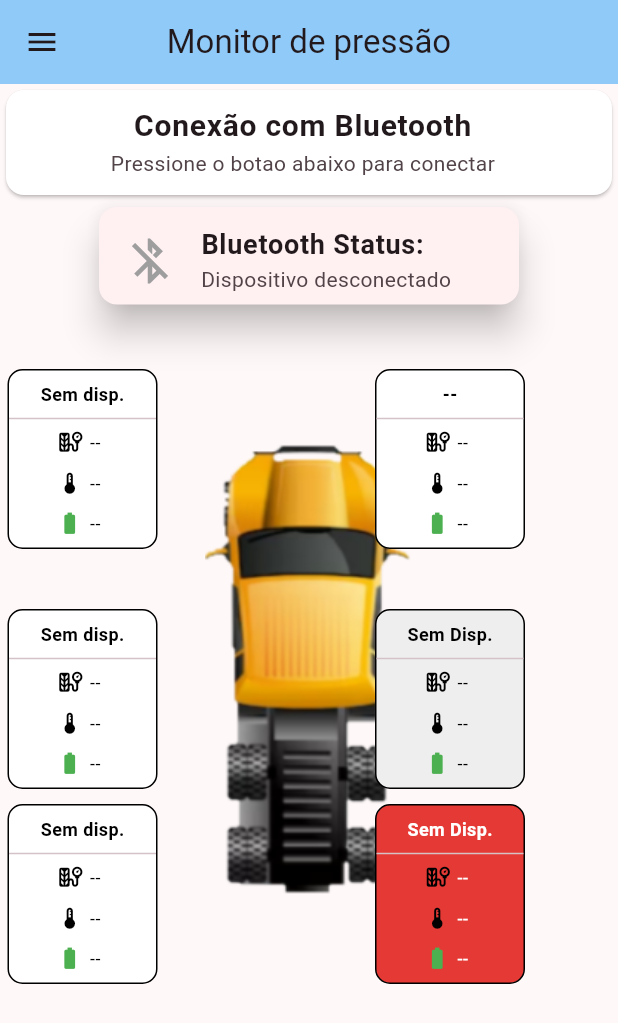
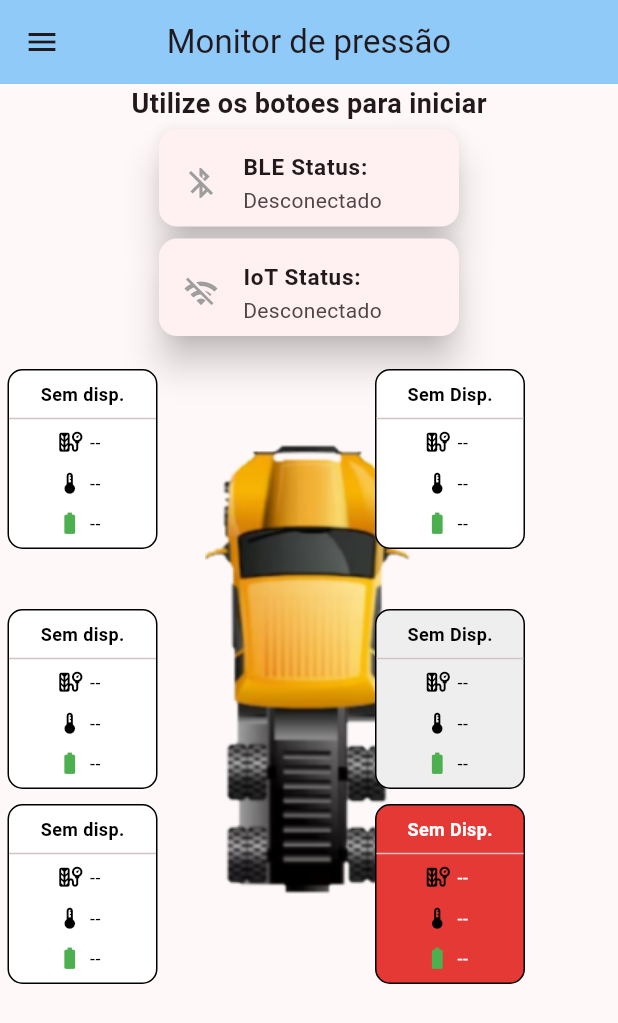
Before and after one commit to vinimelo92/TPMS_App, a Flutter app: the screen it shows after launch, on a phone screen of 412 x 824 dp. Shown: the top 1023 px of the screen. Run offline on Flutter 3.47's test engine with Material 2 defaults, Android fonts, the phone set to English and light mode, and no system bars; our stand-ins replace flutter_blue_plus; missing offline and left inert: mqtt_client.

Commit message:
Adding Mqtt protocol to use  IoT

```diff
--- a/lib/models/sensor.dart
+++ b/lib/models/sensor.dart
@@ -15,7 +15,7 @@ class Sensor {
     var convertedData = data.split(",");
 
     return Sensor(
-        id: 'Sensor_${convertedData[0]}',
+        id: 'sensor_${convertedData[0]}',
         pressureValue: '${convertedData[1]} PSI',
         temperatureValue: '${convertedData[2]} °C',
         battery: '${convertedData[3]} V',
--- a/lib/screens/home_screen.dart
+++ b/lib/screens/home_screen.dart
@@ -4,6 +4,7 @@ import 'package:flutter/material.dart';
 
 import '../models/sensor.dart';
 import '../providers/bluetooth_manager.dart';
+import '../providers/mqtt_manager.dart';
 
 class MyHomePage extends StatefulWidget {
   const MyHomePage({super.key});
@@ -14,17 +15,23 @@ class MyHomePage extends StatefulWidget {
 
 class _MyHomePageState extends State<MyHomePage> {
   Sensor? getSensorInformation(String id) {
-
-    if (bluetoothManager.sensors.isEmpty){
-      return null;
+    if (bluetoothManager.sensors.isNotEmpty) {
+      return bluetoothManager.sensors[id];
     }
 
-    return bluetoothManager.sensors[id];
+    if (mqttManager.sensors.isNotEmpty) {
+      return mqttManager.sensors[id];
+    }
+
+    return null;
   }
 
   @override
   void initState() {
-    bluetoothManager.stream.listen((value) {
+    bluetoothManager.bluetoothStream.listen((value) {
+      setState(() {});
+    });
+    mqttManager.mqttStream.listen((value) {
       setState(() {});
     });
     super.initState();
@@ -70,49 +77,38 @@ class _MyHomePageState extends State<MyHomePage> {
           child: Stack(
             children: <Widget>[
               Container(
+                width: 500,
                 height: 600,
                 child: Column(
                   children: [
-                    Card(
-                        color: Colors.white,
-                        child: SizedBox(
-                          // width: 300,
-                          height: 70,
-                          child: ListTile(
-                              subtitle: Text(
-                                'Pressione o botao abaixo para conectar',
-                                textAlign: TextAlign.center,
-                              ),
-                              title: Text(
-                                'Conexão com Bluetooth',
+                    Text(
+                        'Utilize os botoes para iniciar',
                         style: TextStyle(
-                                    fontSize: 20.0,
-                                    fontWeight: FontWeight.bold),
-                                textAlign: TextAlign.center,
-                              )),
-                        )),
+                            fontSize: 18.0, fontWeight: FontWeight.bold)),
+
                     Card(
                         elevation: 10.0,
                         child: SizedBox(
                           height: 65,
-                      width: 280,
+                          width: 200,
                           child: ListTile(
                             leading: Icon(
                               (bluetoothManager.connectionText) ==
-                                      "Dispositivo Conectado" ||
+                                          "Conectado" ||
                                       (bluetoothManager.bIsConnected)
                                   ? Icons.bluetooth_connected
                                   : Icons.bluetooth_disabled,
                               color: (bluetoothManager.connectionText) ==
-                                      "Dispositivo Conectado" ||
+                                          "Conectado" ||
                                       (bluetoothManager.bIsConnected)
                                   ? Colors.blue
                                   : Colors.grey,
-                          size: 36.0,
+                              size: 24.0,
                             ),
-                        title: Text('Bluetooth Status:',
+                            title: Text('BLE Status:',
                                 style: TextStyle(
-                                fontSize: 18.0, fontWeight: FontWeight.bold)),
+                                    fontSize: 15.0,
+                                    fontWeight: FontWeight.bold)),
                             subtitle: Text(bluetoothManager.connectionText),
                             onLongPress: () async {
                               if (bluetoothManager.bIsConnected) {
@@ -120,6 +116,39 @@ class _MyHomePageState extends State<MyHomePage> {
                                 setState(() {});
                               } else {
                                 await bluetoothManager.startScan();
+                                setState(() {});
+                              }
+                            },
+                          ),
+                        )),
+                    Card(
+                        elevation: 10.0,
+                        child: SizedBox(
+                          height: 65,
+                          width: 200,
+                          child: ListTile(
+                            leading: Icon(
+                              (mqttManager.isMqttConnected())
+                                  ? Icons.wifi_outlined
+                                  : Icons.wifi_off,
+                              color: (mqttManager.isMqttConnected())
+                                  ? Colors.blue
+                                  : Colors.grey,
+                              size: 24.0,
+                            ),
+                            title: Text('IoT Status:',
+                                style: TextStyle(
+                                    fontSize: 15.0,
+                                    fontWeight: FontWeight.bold)),
+                            subtitle: Text(mqttManager.isMqttConnected()
+                                ? 'Conectado'
+                                : 'Desconectado'),
+                            onLongPress: () async {
+                              if (mqttManager.isMqttConnected()) {
+                                mqttManager.disconnect();
+                                setState(() {});
+                              } else {
+                                mqttManager.prepareMqttClient();
                                 setState(() {});
                               }
                             },
@@ -150,7 +179,8 @@ class _MyHomePageState extends State<MyHomePage> {
                                 Padding(
                                   padding: const EdgeInsets.all(5.0),
                                   child: Text(
-                                    getSensorInformation('Sensor_1')?.id  ?? 'Sem disp.',
+                                    getSensorInformation('sensor_1')?.id ??
+                                        'Sem disp.',
                                     style: TextStyle(
                                       color: Colors.black,
                                       fontSize: 12,
@@ -174,7 +204,9 @@ class _MyHomePageState extends State<MyHomePage> {
                                 Padding(
                                   padding: const EdgeInsets.all(5.0),
                                   child: Text(
-                                    getSensorInformation('Sensor_1')?.pressureValue  ?? '--',
+                                    getSensorInformation('sensor_1')
+                                            ?.pressureValue ??
+                                        '--',
                                     style: TextStyle(
                                         color: Colors.black, fontSize: 12),
                                   ),
@@ -192,7 +224,9 @@ class _MyHomePageState extends State<MyHomePage> {
                                 Padding(
                                   padding: const EdgeInsets.all(5.0),
                                   child: Text(
-                                    getSensorInformation('Sensor_1')?.temperatureValue  ?? '--',
+                                    getSensorInformation('sensor_1')
+                                            ?.temperatureValue ??
+                                        '--',
                                     style: TextStyle(
                                         color: Colors.black, fontSize: 12),
                                   ),
@@ -210,7 +244,8 @@ class _MyHomePageState extends State<MyHomePage> {
                                 Padding(
                                   padding: const EdgeInsets.all(5.0),
                                   child: Text(
-                                    getSensorInformation('Sensor_1')?.battery  ?? '--',
+                                    getSensorInformation('sensor_1')?.battery ??
+                                        '--',
                                     style: TextStyle(
                                         color: Colors.black, fontSize: 12),
                                   ),
@@ -242,7 +277,8 @@ class _MyHomePageState extends State<MyHomePage> {
                                 Padding(
                                   padding: const EdgeInsets.all(5.0),
                                   child: Text(
-                                    getSensorInformation('Sensor_3')?.id  ?? 'Sem disp.',
+                                    getSensorInformation('sensor_3')?.id ??
+                                        'Sem disp.',
                                     style: TextStyle(
                                       color: Colors.black,
                                       fontSize: 12,
@@ -266,7 +302,9 @@ class _MyHomePageState extends State<MyHomePage> {
                                 Padding(
                                   padding: const EdgeInsets.all(5.0),
                                   child: Text(
-                                    getSensorInformation('Sensor_3')?.pressureValue  ?? '--',
+                                    getSensorInformation('sensor_3')
+                                            ?.pressureValue ??
+                                        '--',
                                     style: TextStyle(
                                         color: Colors.black, fontSize: 12),
                                   ),
@@ -284,7 +322,9 @@ class _MyHomePageState extends State<MyHomePage> {
                                 Padding(
                                   padding: const EdgeInsets.all(5.0),
                                   child: Text(
-                                    getSensorInformation('Sensor_3')?.temperatureValue  ?? '--',
+                                    getSensorInformation('sensor_3')
+                                            ?.temperatureValue ??
+                                        '--',
                                     style: TextStyle(
                                         color: Colors.black, fontSize: 12),
                                   ),
@@ -302,7 +342,8 @@ class _MyHomePageState extends State<MyHomePage> {
                                 Padding(
                                   padding: const EdgeInsets.all(5.0),
                                   child: Text(
-                                    getSensorInformation('Sensor_3')?.battery  ?? '--',
+                                    getSensorInformation('sensor_3')?.battery ??
+                                        '--',
                                     style: TextStyle(
                                         color: Colors.black, fontSize: 12),
                                   ),
@@ -334,7 +375,8 @@ class _MyHomePageState extends State<MyHomePage> {
                                 Padding(
                                   padding: const EdgeInsets.all(5.0),
                                   child: Text(
-                                    getSensorInformation('Sensor_5')?.id  ?? 'Sem disp.',
+                                    getSensorInformation('sensor_5')?.id ??
+                                        'Sem disp.',
                                     style: TextStyle(
                                       color: Colors.black,
                                       fontSize: 12,
@@ -358,7 +400,9 @@ class _MyHomePageState extends State<MyHomePage> {
                                 Padding(
                                   padding: const EdgeInsets.all(5.0),
                                   child: Text(
-                                    getSensorInformation('Sensor_5')?.pressureValue  ?? '--',
+                                    getSensorInformation('sensor_5')
+                                            ?.pressureValue ??
+                                        '--',
                                     style: TextStyle(
                                         color: Colors.black, fontSize: 12),
                                   ),
@@ -376,7 +420,9 @@ class _MyHomePageState extends State<MyHomePage> {
                                 Padding(
                                   padding: const EdgeInsets.all(5.0),
                                   child: Text(
-                                    getSensorInformation('Sensor_5')?.temperatureValue  ?? '--',
+                                    getSensorInformation('sensor_5')
+                                            ?.temperatureValue ??
+                                        '--',
                                     style: TextStyle(
                                         color: Colors.black, fontSize: 12),
                                   ),
@@ -394,7 +440,8 @@ class _MyHomePageState extends State<MyHomePage> {
                                 Padding(
                                   padding: const EdgeInsets.all(5.0),
                                   child: Text(
-                                    getSensorInformation('Sensor_5')?.battery  ?? '--',
+                                    getSensorInformation('sensor_5')?.battery ??
+                                        '--',
                                     style: TextStyle(
                                         color: Colors.black, fontSize: 12),
                                   ),
@@ -439,7 +486,8 @@ class _MyHomePageState extends State<MyHomePage> {
                                 Padding(
                                   padding: const EdgeInsets.all(5.0),
                                   child: Text(
-                                    getSensorInformation('Sensor_2')?.id  ?? '--',
+                                    getSensorInformation('sensor_2')?.id ??
+                                        'Sem Disp.',
                                     style: TextStyle(
                                       color: Colors.black,
                                       fontSize: 12,
@@ -463,7 +511,9 @@ class _MyHomePageState extends State<MyHomePage> {
                                 Padding(
                                   padding: const EdgeInsets.all(5.0),
                                   child: Text(
-                                    getSensorInformation('Sensor_2')?.pressureValue  ?? '--',
+                                    getSensorInformation('sensor_2')
+                                            ?.pressureValue ??
+                                        '--',
                                     style: TextStyle(
                                         color: Colors.black, fontSize: 12),
                                   ),
@@ -481,7 +531,9 @@ class _MyHomePageState extends State<MyHomePage> {
                                 Padding(
                                   padding: const EdgeInsets.all(5.0),
                                   child: Text(
-                                    getSensorInformation('Sensor_2')?.temperatureValue  ?? '--',
+                                    getSensorInformation('sensor_2')
+                                            ?.temperatureValue ??
+                                        '--',
                                     style: TextStyle(
                                         color: Colors.black, fontSize: 12),
                                   ),
@@ -499,7 +551,8 @@ class _MyHomePageState extends State<MyHomePage> {
                                 Padding(
                                   padding: const EdgeInsets.all(5.0),
                                   child: Text(
-                                    getSensorInformation('Sensor_2')?.battery  ?? '--',
+                                    getSensorInformation('sensor_2')?.battery ??
+                                        '--',
                                     style: TextStyle(
                                         color: Colors.black, fontSize: 12),
                                   ),
@@ -531,7 +584,8 @@ class _MyHomePageState extends State<MyHomePage> {
                                 Padding(
                                   padding: const EdgeInsets.all(5.0),
                                   child: Text(
-                                    getSensorInformation('Sensor_4')?.id  ?? 'Sem Disp.',
+                                    getSensorInformation('sensor_4')?.id ??
+                                        'Sem Disp.',
                                     style: TextStyle(
                                       color: Colors.black,
                                       fontSize: 12,
@@ -555,7 +609,9 @@ class _MyHomePageState extends State<MyHomePage> {
                                 Padding(
                                   padding: const EdgeInsets.all(5.0),
                                   child: Text(
-                                    getSensorInformation('Sensor_4')?.pressureValue  ?? '--',
+                                    getSensorInformation('sensor_4')
+                                            ?.pressureValue ??
+                                        '--',
                                     style: TextStyle(
                                         color: Colors.black, fontSize: 12),
                                   ),
@@ -573,7 +629,9 @@ class _MyHomePageState extends State<MyHomePage> {
                                 Padding(
                                   padding: const EdgeInsets.all(5.0),
                                   child: Text(
-                                    getSensorInformation('Sensor_4')?.temperatureValue  ?? '--',
+                                    getSensorInformation('sensor_4')
+                                            ?.temperatureValue ??
+                                        '--',
                                     style: TextStyle(
                                         color: Colors.black, fontSize: 12),
                                   ),
@@ -591,7 +649,8 @@ class _MyHomePageState extends State<MyHomePage> {
                                 Padding(
                                   padding: const EdgeInsets.all(5.0),
                                   child: Text(
-                                    getSensorInformation('Sensor_4')?.battery  ?? '--',
+                                    getSensorInformation('sensor_4')?.battery ??
+                                        '--',
                                     style: TextStyle(
                                         color: Colors.black, fontSize: 12),
                                   ),
@@ -623,7 +682,8 @@ class _MyHomePageState extends State<MyHomePage> {
                                 Padding(
                                   padding: const EdgeInsets.all(5.0),
                                   child: Text(
-                                    getSensorInformation('Sensor_6')?.id  ?? 'Sem Disp.',
+                                    getSensorInformation('sensor_6')?.id ??
+                                        'Sem Disp.',
                                     style: TextStyle(
                                       color: Colors.white,
                                       fontSize: 12,
@@ -647,7 +707,9 @@ class _MyHomePageState extends State<MyHomePage> {
                                 Padding(
                                   padding: const EdgeInsets.all(5.0),
                                   child: Text(
-                                    getSensorInformation('Sensor_6')?.pressureValue  ?? '--',
+                                    getSensorInformation('sensor_6')
+                                            ?.pressureValue ??
+                                        '--',
                                     style: TextStyle(
                                         color: Colors.white, fontSize: 12),
                                   ),
@@ -665,7 +727,9 @@ class _MyHomePageState extends State<MyHomePage> {
                                 Padding(
                                   padding: const EdgeInsets.all(5.0),
                                   child: Text(
-                                    getSensorInformation('Sensor_6')?.temperatureValue  ?? '--',
+                                    getSensorInformation('sensor_6')
+                                            ?.temperatureValue ??
+                                        '--',
                                     style: TextStyle(
                                         color: Colors.white, fontSize: 12),
                                   ),
@@ -683,7 +747,8 @@ class _MyHomePageState extends State<MyHomePage> {
                                 Padding(
                                   padding: const EdgeInsets.all(5.0),
                                   child: Text(
-                                    getSensorInformation('Sensor_6')?.battery  ?? '--',
+                                    getSensorInformation('sensor_6')?.battery ??
+                                        '--',
                                     style: TextStyle(
                                         color: Colors.white, fontSize: 12),
                                   ),
--- a/pubspec.yaml
+++ b/pubspec.yaml
@@ -36,6 +36,7 @@ dependencies:
   # Use with the CupertinoIcons class for iOS style icons.
   cupertino_icons: ^1.0.2
   flutter_blue_plus: ^1.4.0
+  mqtt_client: ^9.8.1
 
 dev_dependencies:
   flutter_test:
```
Also changed, not shown: lib/providers/bluetooth_manager.dart (+15 -15 lines), lib/providers/mqtt_manager.dart (added, +143 -0 lines), pubspec.lock, 1 other file. Lines whose indentation alone changed are shown as unchanged.
